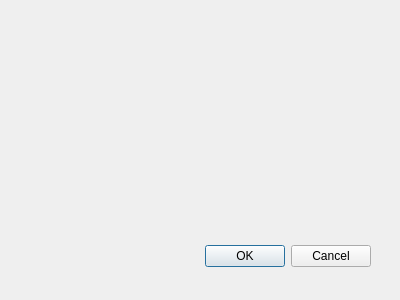
Above: myon_detector_gui/src/settings.ui from MuonPi/muondetector before the change. Below: the same form after it.
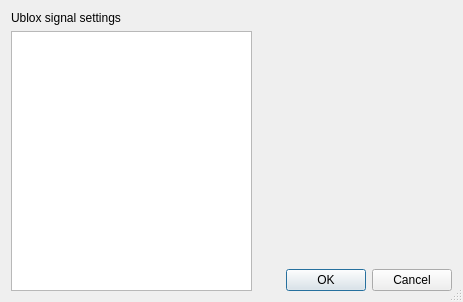
That is the form after the change.

Commit message:
changed minor things for "settings", added empty "pollAllUbx"
next will be a function that polls all ublox settings and puts them into a map (do this at the start of the daemon). Then all information is stored in this map and can be pulled through tcp from gui application.

Patch:
```diff
--- a/myon_detector_gui/src/settings.ui
+++ b/myon_detector_gui/src/settings.ui
@@ -6,29 +6,103 @@
    <rect>
     <x>0</x>
     <y>0</y>
-    <width>400</width>
-    <height>300</height>
+    <width>463</width>
+    <height>302</height>
    </rect>
   </property>
+  <property name="sizePolicy">
+   <sizepolicy hsizetype="Preferred" vsizetype="Preferred">
+    <horstretch>0</horstretch>
+    <verstretch>0</verstretch>
+   </sizepolicy>
+  </property>
   <property name="windowTitle">
    <string>Dialog</string>
   </property>
-  <widget class="QDialogButtonBox" name="buttonBox">
-   <property name="geometry">
-    <rect>
-     <x>30</x>
-     <y>240</y>
-     <width>341</width>
-     <height>32</height>
-    </rect>
-   </property>
-   <property name="orientation">
-    <enum>Qt::Horizontal</enum>
-   </property>
-   <property name="standardButtons">
-    <set>QDialogButtonBox::Cancel|QDialogButtonBox::Ok</set>
-   </property>
-  </widget>
+  <property name="sizeGripEnabled">
+   <bool>true</bool>
+  </property>
+  <property name="modal">
+   <bool>true</bool>
+  </property>
+  <layout class="QHBoxLayout" name="horizontalLayout">
+   <item>
+    <layout class="QVBoxLayout" name="verticalLayout">
+     <item>
+      <widget class="QLabel" name="label">
+       <property name="text">
+        <string>Ublox signal settings</string>
+       </property>
+      </widget>
+     </item>
+     <item>
+      <widget class="QListWidget" name="ubloxSignalStates">
+       <property name="sizePolicy">
+        <sizepolicy hsizetype="Fixed" vsizetype="Expanding">
+         <horstretch>0</horstretch>
+         <verstretch>0</verstretch>
+        </sizepolicy>
+       </property>
+       <property name="minimumSize">
+        <size>
+         <width>240</width>
+         <height>0</height>
+        </size>
+       </property>
+       <property name="baseSize">
+        <size>
+         <width>240</width>
+         <height>0</height>
+        </size>
+       </property>
+      </widget>
+     </item>
+    </layout>
+   </item>
+   <item>
+    <spacer name="horizontalSpacer">
+     <property name="orientation">
+      <enum>Qt::Horizontal</enum>
+     </property>
+     <property name="sizeType">
+      <enum>QSizePolicy::Fixed</enum>
+     </property>
+     <property name="sizeHint" stdset="0">
+      <size>
+       <width>28</width>
+       <height>20</height>
+      </size>
+     </property>
+    </spacer>
+   </item>
+   <item>
+    <layout class="QVBoxLayout" name="verticalLayout_2">
+     <item>
+      <spacer name="verticalSpacer">
+       <property name="orientation">
+        <enum>Qt::Vertical</enum>
+       </property>
+       <property name="sizeHint" stdset="0">
+        <size>
+         <width>20</width>
+         <height>40</height>
+        </size>
+       </property>
+      </spacer>
+     </item>
+     <item>
+      <widget class="QDialogButtonBox" name="buttonBox">
+       <property name="orientation">
+        <enum>Qt::Horizontal</enum>
+       </property>
+       <property name="standardButtons">
+        <set>QDialogButtonBox::Cancel|QDialogButtonBox::Ok</set>
+       </property>
+      </widget>
+     </item>
+    </layout>
+   </item>
+  </layout>
  </widget>
  <resources/>
  <connections>
```
Left out of the diff: 5 changed lines with no effect on the pictures. The commit also changes 3 other files.
